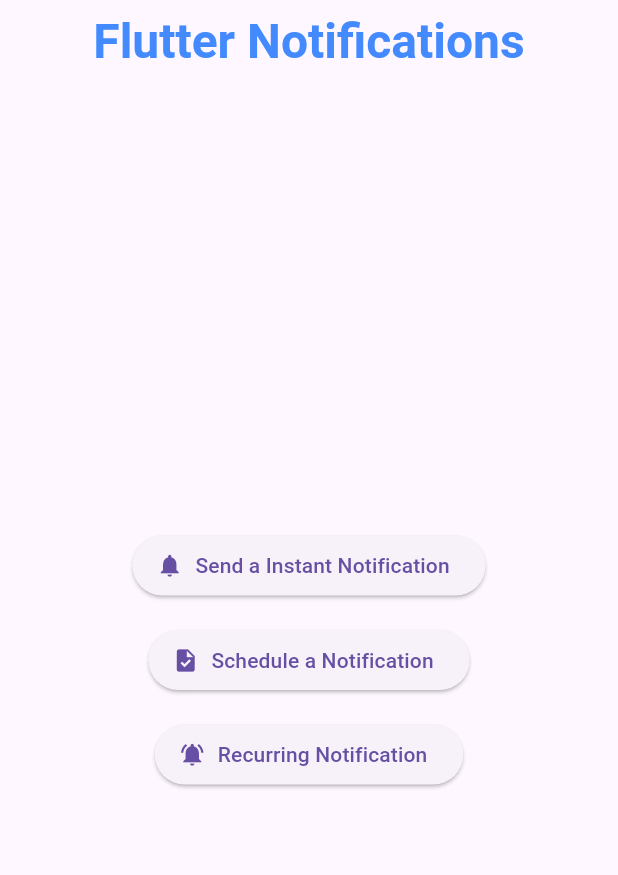
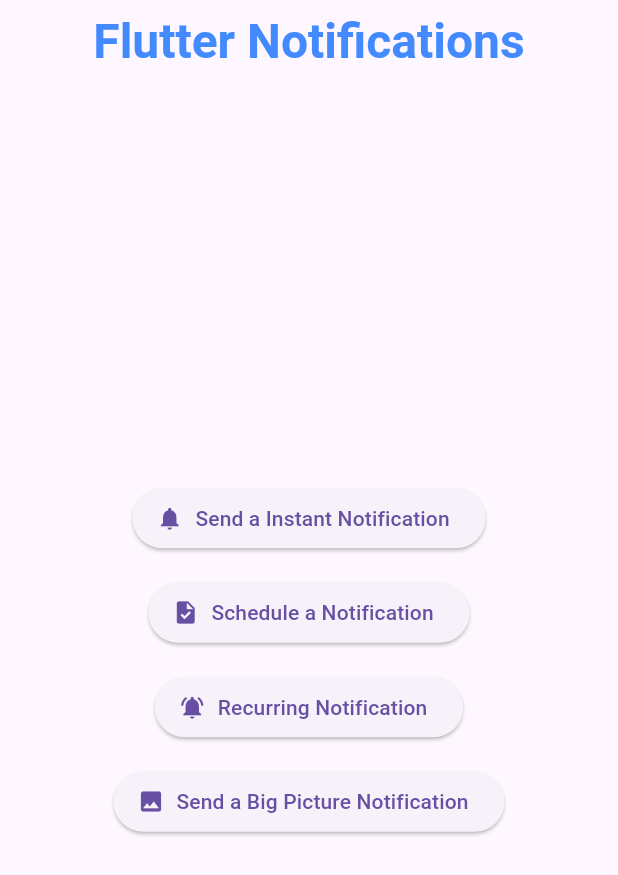
Before and after one commit to PAIshanMadusha/basic-flutter-notifications, a Flutter app: the screen it shows after launch, on a phone screen of 412 x 824 dp. Shown: the top 875 px of the screen. Run offline on Flutter 3.47's test engine with Material 3 defaults, Android fonts, the light colour scheme and no system bars; our stand-ins replace flutter_local_notifications, timezone.

Commit message:
Send a Big Picture Notification

```diff
--- a/lib/pages/home_page.dart
+++ b/lib/pages/home_page.dart
@@ -72,6 +72,19 @@
               labelData: "Recurring Notification",
               icon: Icons.notifications_active,
             ),
+            SizedBox(height: sizedBoxValue),
+            //Big Picture Notification
+            customElevatedButton(
+              onPressed: () async {
+                await LocalNotificationsService.showBigPictureNotification(
+                  title: "Testing Big Picture Notification 📧",
+                  body: "This is a Test Notification By PAIshanMadusha🥰👻",
+                  imageUrl: "@mipmap/ic_launcher",
+                );
+              },
+              labelData: "Send a Big Picture Notification",
+              icon: Icons.photo,
+            ),
           ],
         ),
       ),
```
Also changed, not shown: lib/notifications/local_notifications_service.dart (+44 -0 lines).
